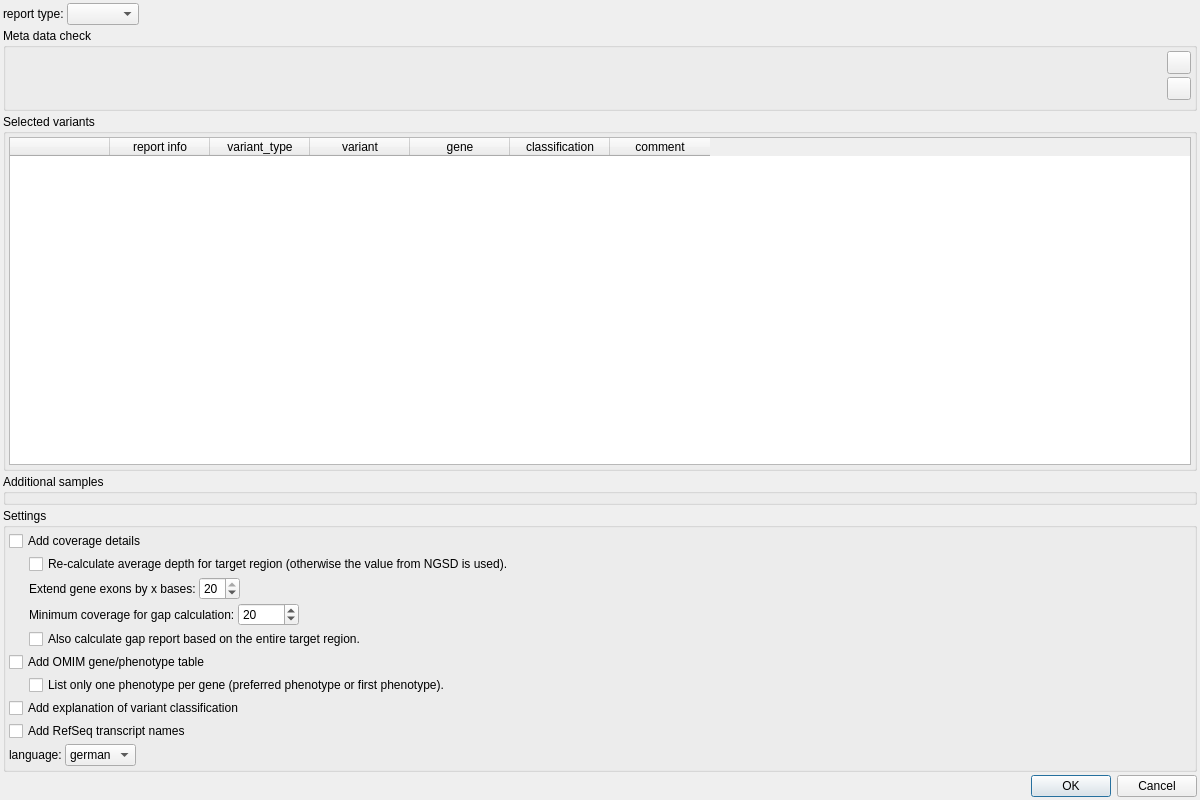
imgag/ngs-bits, file src/GSvar/ReportDialog.ui: the form before one commit.
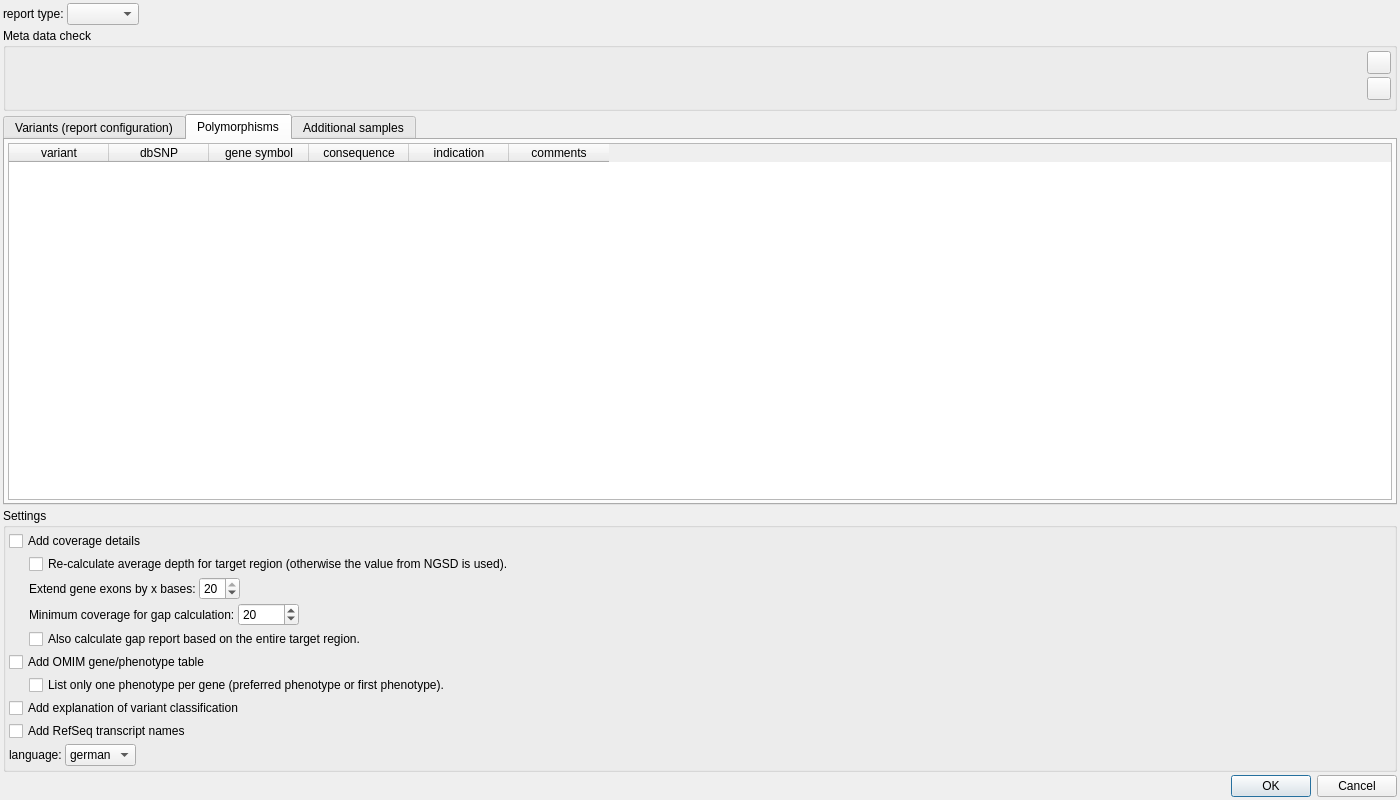
The form after the commit. Icons and pictures are not drawn.

Commit message: GSvar: added polymorphism selection for report (#579)

The edit to the form file:
```diff
--- a/src/GSvar/ReportDialog.ui
+++ b/src/GSvar/ReportDialog.ui
@@ -6,13 +6,13 @@
    <rect>
     <x>0</x>
     <y>0</y>
-    <width>1200</width>
+    <width>1400</width>
     <height>800</height>
    </rect>
   </property>
   <property name="minimumSize">
    <size>
-    <width>1200</width>
+    <width>1400</width>
     <height>800</height>
    </size>
   </property>
@@ -23,7 +23,7 @@
    <iconset resource="GSvar.qrc">
     <normaloff>:/Icons/Report.png</normaloff>:/Icons/Report.png</iconset>
   </property>
-  <layout class="QVBoxLayout" name="verticalLayout" stretch="0,0,1,0,0,0">
+  <layout class="QVBoxLayout" name="verticalLayout" stretch="0,0,1,0,0">
    <property name="spacing">
     <number>3</number>
    </property>
@@ -185,14 +185,15 @@
     </widget>
    </item>
    <item>
-    <widget class="QGroupBox" name="groupBox_3">
-     <property name="title">
-      <string>Selected variants</string>
+    <widget class="QTabWidget" name="tab_widget">
+     <property name="currentIndex">
+      <number>1</number>
      </property>
-     <property name="flat">
-      <bool>true</bool>
-     </property>
-     <layout class="QHBoxLayout" name="horizontalLayout">
+     <widget class="QWidget" name="tab_vars">
+      <attribute name="title">
+       <string>Variants (report configuration)</string>
+      </attribute>
+      <layout class="QHBoxLayout" name="horizontalLayout_3">
       <property name="spacing">
        <number>3</number>
       </property>
@@ -261,18 +262,81 @@
       </item>
      </layout>
     </widget>
-   </item>
+     <widget class="QWidget" name="tab_add_vars">
+      <attribute name="title">
+       <string>Polymorphisms</string>
+      </attribute>
+      <attribute name="toolTip">
+       <string>Select polymorphisms to be added to the report</string>
+      </attribute>
+      <layout class="QHBoxLayout" name="horizontalLayout">
+       <property name="spacing">
+        <number>3</number>
+       </property>
+       <property name="leftMargin">
+        <number>3</number>
+       </property>
+       <property name="topMargin">
+        <number>3</number>
+       </property>
+       <property name="rightMargin">
+        <number>3</number>
+       </property>
+       <property name="bottomMargin">
+        <number>3</number>
+       </property>
    <item>
-    <widget class="QGroupBox" name="group_add_samples">
-     <property name="toolTip">
-      <string>Select samples for which the genotype should be shown in the report.</string>
-     </property>
-     <property name="title">
+        <widget class="QTableWidget" name="add_vars">
+         <property name="selectionMode">
+          <enum>QAbstractItemView::SingleSelection</enum>
+         </property>
+         <property name="selectionBehavior">
+          <enum>QAbstractItemView::SelectRows</enum>
+         </property>
+         <attribute name="verticalHeaderVisible">
+          <bool>false</bool>
+         </attribute>
+         <column>
+          <property name="text">
+           <string>variant</string>
+          </property>
+         </column>
+         <column>
+          <property name="text">
+           <string>dbSNP</string>
+          </property>
+         </column>
+         <column>
+          <property name="text">
+           <string>gene symbol</string>
+          </property>
+         </column>
+         <column>
+          <property name="text">
+           <string>consequence</string>
+          </property>
+         </column>
+         <column>
+          <property name="text">
+           <string>indication</string>
+          </property>
+         </column>
+         <column>
+          <property name="text">
+           <string>comments</string>
+          </property>
+         </column>
+        </widget>
+       </item>
+      </layout>
+     </widget>
+     <widget class="QWidget" name="tab_add_samples">
+      <attribute name="title">
       <string>Additional samples</string>
-     </property>
-     <property name="flat">
-      <bool>true</bool>
-     </property>
+      </attribute>
+      <attribute name="toolTip">
+       <string>For multi-sample analyses, the genotype of additional samples can be added</string>
+      </attribute>
      <layout class="QVBoxLayout" name="verticalLayout_3">
       <property name="spacing">
        <number>3</number>
@@ -289,7 +353,26 @@
       <property name="bottomMargin">
        <number>3</number>
       </property>
-     </layout>
+       <item>
+        <widget class="QTableWidget" name="add_samples">
+         <property name="selectionMode">
+          <enum>QAbstractItemView::SingleSelection</enum>
+         </property>
+         <property name="selectionBehavior">
+          <enum>QAbstractItemView::SelectRows</enum>
+         </property>
+         <attribute name="verticalHeaderVisible">
+          <bool>false</bool>
+         </attribute>
+         <column>
+          <property name="text">
+           <string>sample</string>
+          </property>
+         </column>
+        </widget>
+       </item>
+      </layout>
+     </widget>
     </widget>
    </item>
    <item>
```
Left out of the diff: 3 changed lines with no effect on the pictures. Lines whose indentation alone changed are shown as unchanged. The commit also changes 5 other files.
